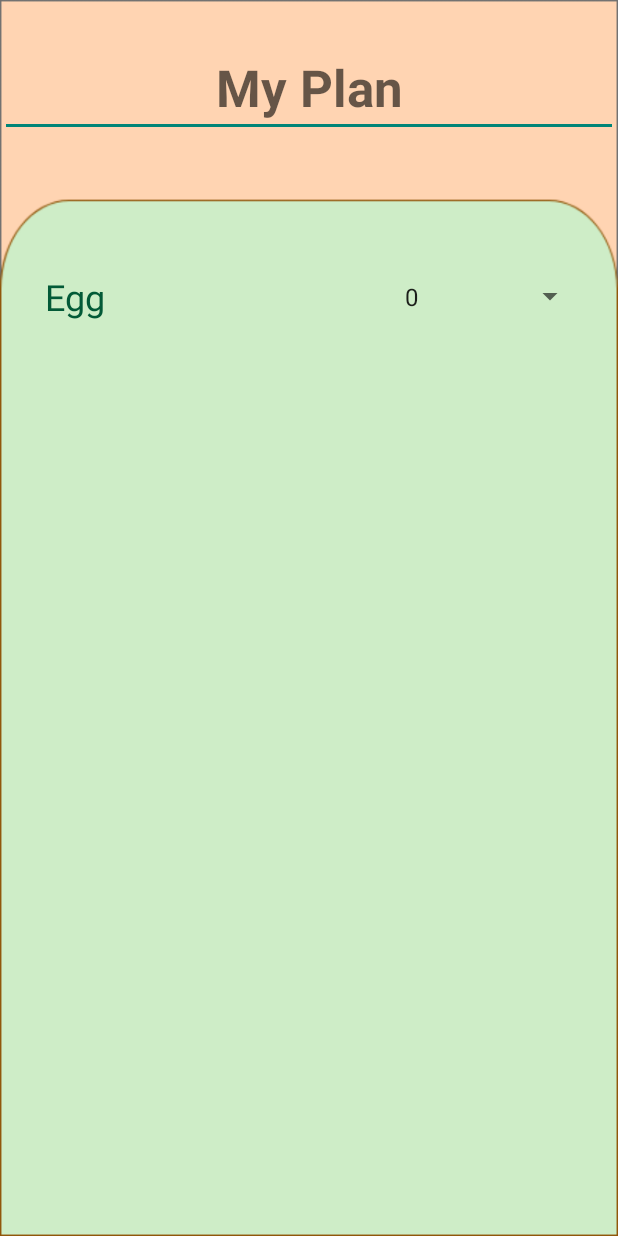
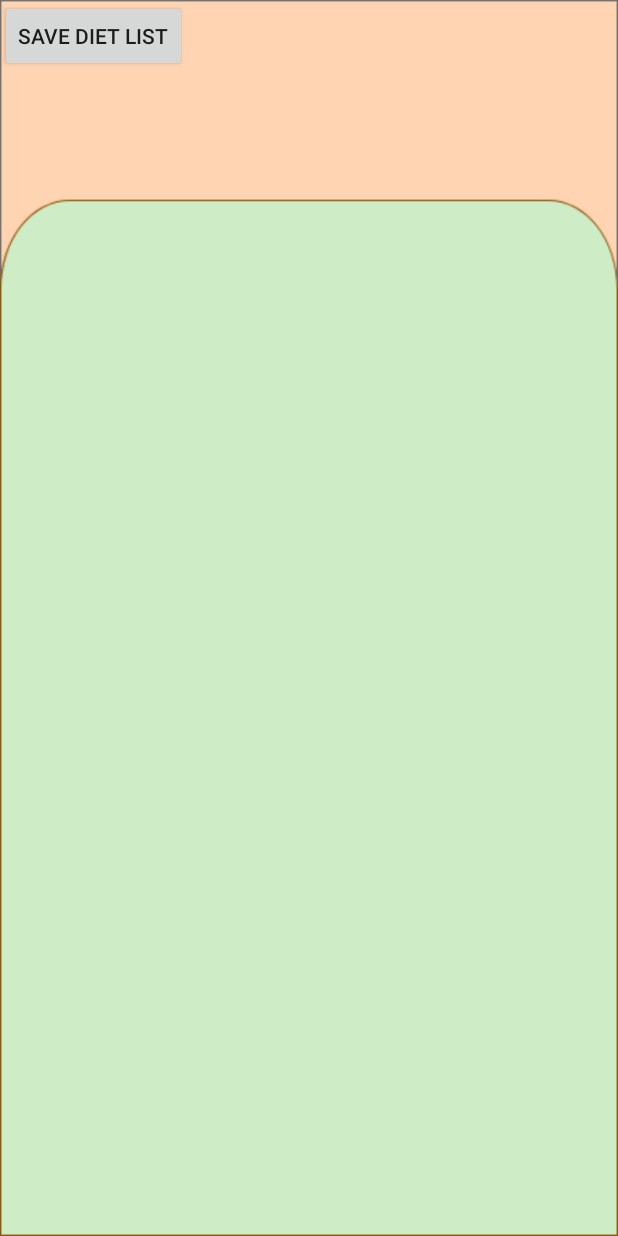
Before and after one commit to EkinKar/dietApp, an Android app: the AllFoods screen opened directly, with no data from a screen before it, on a phone screen of 412 x 824 dp. Run offline under Robolectric (Android 15) with nearby library versions, the phone set to English and light mode, and no system bars; our stand-ins replace Firebase (no records; nobody signed in at launch, a user with empty details on screens opened directly).

Commit message:
adding selected foods to db, username fix

```diff
--- a/app/src/main/AndroidManifest.xml
+++ b/app/src/main/AndroidManifest.xml
@@ -46,7 +46,6 @@
         <activity android:name=".DietLists" />
         <activity android:name=".AllFoods" />
         <activity android:name=".Blogs" />
-
     </application>
 
 </manifest>
--- a/app/src/main/java/com/example/dietapp/AllFoods.java
+++ b/app/src/main/java/com/example/dietapp/AllFoods.java
@@ -1,40 +1,108 @@
 package com.example.dietapp;
 
-import android.app.Activity;
 import android.os.Bundle;
 import android.view.View;
+import android.view.ViewGroup;
 import android.widget.AdapterView;
 import android.widget.ArrayAdapter;
-import android.widget.Spinner;
+import android.widget.Button;
+import android.widget.CheckBox;
+import android.widget.CompoundButton;
+import android.widget.ListView;
+import android.widget.TextView;
 import android.widget.Toast;
 
 import androidx.appcompat.app.AppCompatActivity;
 
+import com.google.firebase.auth.FirebaseAuth;
+import com.google.firebase.auth.FirebaseUser;
+import com.google.firebase.database.DataSnapshot;
+import com.google.firebase.database.DatabaseError;
+import com.google.firebase.database.DatabaseReference;
+import com.google.firebase.database.FirebaseDatabase;
+import com.google.firebase.database.ValueEventListener;
+
+import java.util.ArrayList;
+import java.util.List;
+
 public class AllFoods extends AppCompatActivity {
 
-    private String[] foodAmount = {"0","1","2","3","4","5"};
-    private Spinner spinnerFoodAmount;
-    private ArrayAdapter<String> dataAdapterFoodAmount;
+    private ListView listViewFoods;
+    private List<Food> foodList;
+    private ArrayAdapter<Food> adapter;
+    private final List<Food> selectedFoods = new ArrayList<>();
 
+    @Override
     protected void onCreate(Bundle savedInstanceState) {
         super.onCreate(savedInstanceState);
         setContentView(R.layout.all_foods);
 
-        spinnerFoodAmount = (Spinner) findViewById(R.id.spinner);
-        dataAdapterFoodAmount = new ArrayAdapter<String>(this, android.R.layout.simple_spinner_item,foodAmount);
-        dataAdapterFoodAmount.setDropDownViewResource(android.R.layout.simple_spinner_dropdown_item);
-        spinnerFoodAmount.setAdapter(dataAdapterFoodAmount);
-        spinnerFoodAmount.setOnItemSelectedListener(new AdapterView.OnItemSelectedListener() {
+        listViewFoods = findViewById(R.id.listViewFoods);
+        foodList = new ArrayList<>();
+        adapter = new ArrayAdapter<Food>(this, R.layout.food_item_layout, R.id.textViewFoodName, foodList) {
             @Override
-            public void onItemSelected(AdapterView<?> adapterView, View view, int i, long l) {
-                Toast.makeText(getBaseContext(), ""+spinnerFoodAmount.getSelectedItem().toString(), Toast.LENGTH_SHORT).show();
+            public View getView(int position, View convertView, ViewGroup parent) {
+                View view = super.getView(position, convertView, parent);
+                CheckBox checkBoxFood = view.findViewById(R.id.checkBoxFood);
+                TextView textViewFoodName = view.findViewById(R.id.textViewFoodName);
+                Food food = foodList.get(position);
+                checkBoxFood.setChecked(food.isSelected());
+                textViewFoodName.setText(food.getName());
+                checkBoxFood.setOnCheckedChangeListener(new CompoundButton.OnCheckedChangeListener() {
+                    @Override
+                    public void onCheckedChanged(CompoundButton compoundButton, boolean isChecked) {
+                        food.setSelected(isChecked);
+                        if (isChecked) {
+                            selectedFoods.add(food);
+                        } else {
+                            selectedFoods.remove(food);
+                        }
+                    }
+                });
+                return view;
+            }
+        };
+        listViewFoods.setAdapter(adapter);
+        DatabaseReference ref = FirebaseDatabase.getInstance().getReference("foods");
+        ref.addValueEventListener(new ValueEventListener() {
+            @Override
+            public void onDataChange(DataSnapshot dataSnapshot) {
+                foodList.clear();
+                for (DataSnapshot snapshot : dataSnapshot.getChildren()) {
+                    Food food = snapshot.getValue(Food.class);
+                    foodList.add(food);
+                }
+                adapter.notifyDataSetChanged();
+
+                listViewFoods.setOnItemClickListener(new AdapterView.OnItemClickListener() {
+                    @Override
+                    public void onItemClick(AdapterView<?> adapterView, View view, int i, long l) {
+                        Food food = foodList.get(i);
+                        TextView textViewFoodName = view.findViewById(R.id.textViewFoodName);
+                        textViewFoodName.setText(food.getName());
+                    }
+                });
             }
 
             @Override
-            public void onNothingSelected(AdapterView<?> adapterView) {
-
+            public void onCancelled(DatabaseError databaseError) {
             }
         });
 
+        Button buttonSave = findViewById(R.id.buttonSave);
+        buttonSave.setOnClickListener(new View.OnClickListener() {
+            @Override
+            public void onClick(View view) {
+                FirebaseUser user = FirebaseAuth.getInstance().getCurrentUser();
+                if (user != null) {
+                    String userId = user.getUid();
+                    DatabaseReference ref = FirebaseDatabase.getInstance().getReference("users").child(userId).child("diets");
+                    for (Food food : selectedFoods) {
+                        ref.push().setValue(food);
+                    }
+                    Toast.makeText(AllFoods.this, "Selected foods saved to the diet list!", Toast.LENGTH_SHORT).show();
+                }
+            }
+        });
     }
 }
--- a/app/src/main/java/com/example/dietapp/signup.java
+++ b/app/src/main/java/com/example/dietapp/signup.java
@@ -54,7 +54,7 @@ public class signup extends Activity {
                             if(task.isSuccessful()){
                                 FirebaseUser user = mAuth.getCurrentUser();
                                 String uid = user.getUid();
-                                usersRef.child(uid).setValue(name);
+                                usersRef.child(uid).child("name").setValue(name);
                                 UserProfileChangeRequest profileUpdates = new UserProfileChangeRequest.Builder()
                                         .setDisplayName(name)
                                         .build();
--- a/app/src/main/res/layout/all_foods.xml
+++ b/app/src/main/res/layout/all_foods.xml
@@ -8,47 +8,23 @@
     android:orientation="vertical"
     tools:context=".ShowDietPlan">
 
-    <EditText
-        android:id="@+id/textView7"
+    <LinearLayout
         android:layout_width="match_parent"
         android:layout_height="wrap_content"
-        android:layout_marginTop="25dp"
-        android:layout_marginBottom="70dp"
-        android:hint="My Plan"
-        android:textAlignment="center"
-        android:textColor="#009A7E"
-        android:textSize="34sp"
-        android:textStyle="bold" />
+        android:orientation="horizontal">
 
-    <ScrollView
-        android:layout_width="match_parent"
-        android:layout_height="match_parent"
-        android:padding="20dp">
+        <ListView
+            android:id="@+id/listViewFoods"
+            android:layout_width="wrap_content"
+            android:layout_height="wrap_content"
+            android:layout="@layout/food_item_layout" />
 
-        <LinearLayout
-            android:layout_width="match_parent"
-            android:layout_height="wrap_content"
-            android:orientation="horizontal">
+    </LinearLayout>
 
-            <TextView
-                android:id="@+id/textFoodMyPlan"
-                android:layout_width="185dp"
-                android:layout_height="wrap_content"
-                android:paddingLeft="10dp"
-                android:text="Egg"
-                android:textColor="#035A37"
-                android:textSize="24dp"
-                tools:layout_editor_absoluteX="66dp"
-                tools:layout_editor_absoluteY="243dp" />
-
-            <Spinner
-                android:id="@+id/spinner"
-                android:layout_width="185dp"
-                android:layout_height="match_parent"
-                android:textAlignment="center"
-                tools:layout_editor_absoluteX="219dp"
-                tools:layout_editor_absoluteY="241dp" />
-        </LinearLayout>
-    </ScrollView>
+    <Button
+        android:id="@+id/buttonSave"
+        android:layout_width="wrap_content"
+        android:layout_height="wrap_content"
+        android:text="Save Diet List" />
 
 </LinearLayout>
```
Also changed, not shown: app/src/main/java/com/example/dietapp/Food.java (added, +42 -0 lines), app/src/main/java/com/example/dietapp/User.java (deleted, +0 -16 lines), app/src/main/res/layout/food_item_layout.xml (added, +20 -0 lines).
